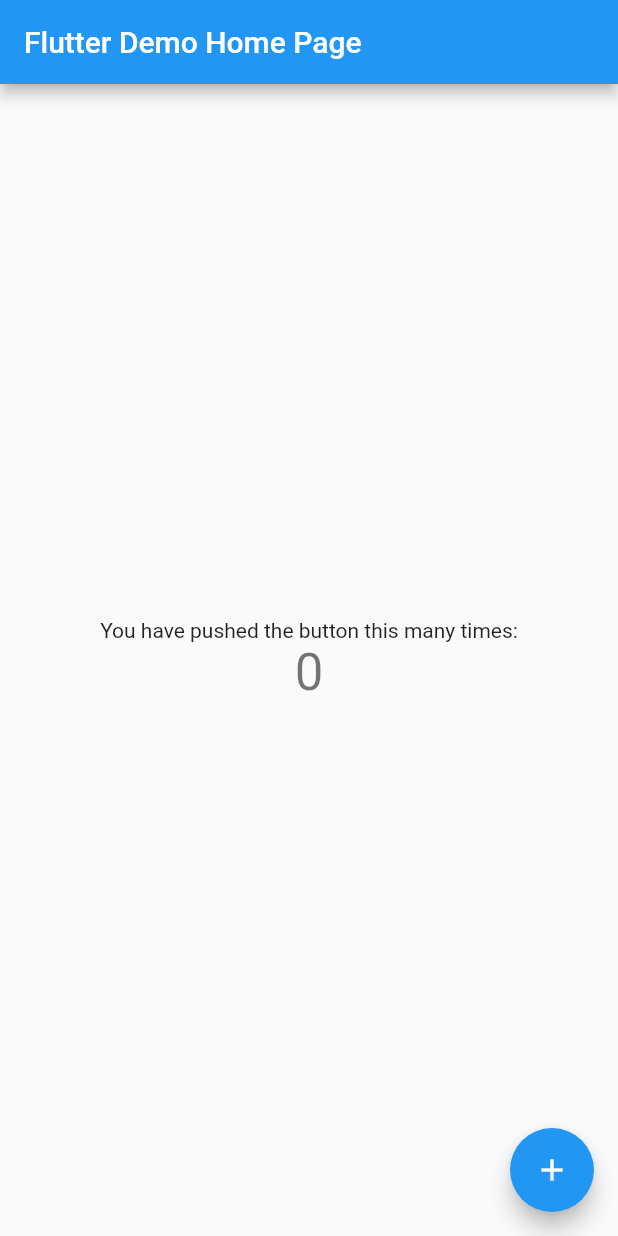
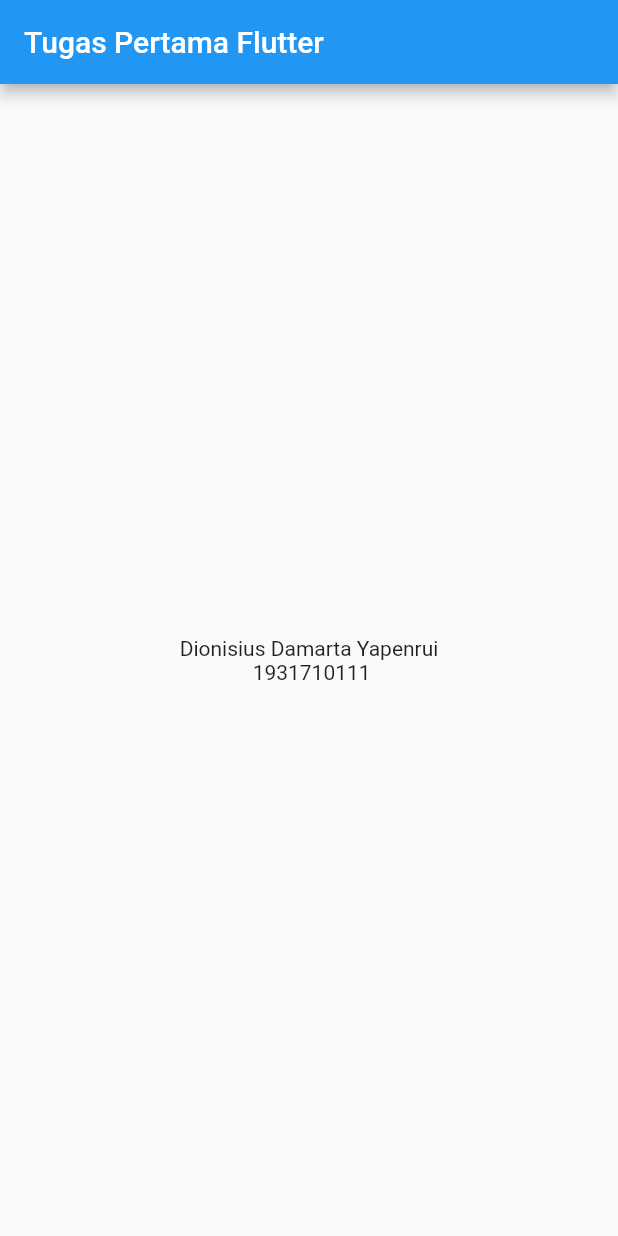
Before and after one commit to chrisdionisius/polinema_mobile_flutter_hello, a Flutter app: the screen it shows after launch, on a phone screen of 412 x 824 dp. Run offline on Flutter 3.47's test engine with Material 2 defaults, Android fonts, the phone set to English and light mode, and no system bars.

Commit message:
commit changes

```diff
--- a/lib/main.dart
+++ b/lib/main.dart
@@ -1,113 +1,26 @@
 import 'package:flutter/material.dart';
 
-void main() {
-  runApp(MyApp());
-}
+void main() => runApp(AplikasiHelloWorld());
 
-class MyApp extends StatelessWidget {
-  // This widget is the root of your application.
+class AplikasiHelloWorld extends StatelessWidget {
   @override
   Widget build(BuildContext context) {
     return MaterialApp(
-      title: 'Flutter Demo',
+      title: 'Aplikasi Hello World',
       theme: ThemeData(
-        // This is the theme of your application.
-        //
-        // Try running your application with "flutter run". You'll see the
-        // application has a blue toolbar. Then, without quitting the app, try
-        // changing the primarySwatch below to Colors.green and then invoke
-        // "hot reload" (press "r" in the console where you ran "flutter run",
-        // or simply save your changes to "hot reload" in a Flutter IDE).
-        // Notice that the counter didn't reset back to zero; the application
-        // is not restarted.
         primarySwatch: Colors.blue,
       ),
-      home: MyHomePage(title: 'Flutter Demo Home Page'),
+      home: Scaffold(
+        appBar: AppBar(
+          title: Text('Tugas Pertama Flutter'),
+        ),
+        body: Center(
+          child: Text(
+            'Dionisius Damarta Yapenrui \n 1931710111',
+            textAlign: TextAlign.center,
+          ),
+        ),
+      ),
     );
   }
 }
-
-class MyHomePage extends StatefulWidget {
-  MyHomePage({Key key, this.title}) : super(key: key);
-
-  // This widget is the home page of your application. It is stateful, meaning
-  // that it has a State object (defined below) that contains fields that affect
-  // how it looks.
-
-  // This class is the configuration for the state. It holds the values (in this
-  // case the title) provided by the parent (in this case the App widget) and
-  // used by the build method of the State. Fields in a Widget subclass are
-  // always marked "final".
-
-  final String title;
-
-  @override
-  _MyHomePageState createState() => _MyHomePageState();
-}
-
-class _MyHomePageState extends State<MyHomePage> {
-  int _counter = 0;
-
-  void _incrementCounter() {
-    setState(() {
-      // This call to setState tells the Flutter framework that something has
-      // changed in this State, which causes it to rerun the build method below
-      // so that the display can reflect the updated values. If we changed
-      // _counter without calling setState(), then the build method would not be
-      // called again, and so nothing would appear to happen.
-      _counter++;
-    });
-  }
-
-  @override
-  Widget build(BuildContext context) {
-    // This method is rerun every time setState is called, for instance as done
-    // by the _incrementCounter method above.
-    //
-    // The Flutter framework has been optimized to make rerunning build methods
-    // fast, so that you can just rebuild anything that needs updating rather
-    // than having to individually change instances of widgets.
-    return Scaffold(
-      appBar: AppBar(
-        // Here we take the value from the MyHomePage object that was created by
-        // the App.build method, and use it to set our appbar title.
-        title: Text(widget.title),
-      ),
-      body: Center(
-        // Center is a layout widget. It takes a single child and positions it
-        // in the middle of the parent.
-        child: Column(
-          // Column is also a layout widget. It takes a list of children and
-          // arranges them vertically. By default, it sizes itself to fit its
-          // children horizontally, and tries to be as tall as its parent.
-          //
-          // Invoke "debug painting" (press "p" in the console, choose the
-          // "Toggle Debug Paint" action from the Flutter Inspector in Android
-          // Studio, or the "Toggle Debug Paint" command in Visual Studio Code)
-          // to see the wireframe for each widget.
-          //
-          // Column has various properties to control how it sizes itself and
-          // how it positions its children. Here we use mainAxisAlignment to
-          // center the children vertically; the main axis here is the vertical
-          // axis because Columns are vertical (the cross axis would be
-          // horizontal).
-          mainAxisAlignment: MainAxisAlignment.center,
-          children: <Widget>[
-            Text(
-              'You have pushed the button this many times:',
-            ),
-            Text(
-              '$_counter',
-              style: Theme.of(context).textTheme.headline4,
-            ),
-          ],
-        ),
-      ),
-      floatingActionButton: FloatingActionButton(
-        onPressed: _incrementCounter,
-        tooltip: 'Increment',
-        child: Icon(Icons.add),
-      ), // This trailing comma makes auto-formatting nicer for build methods.
-    );
-  }
-}
```
